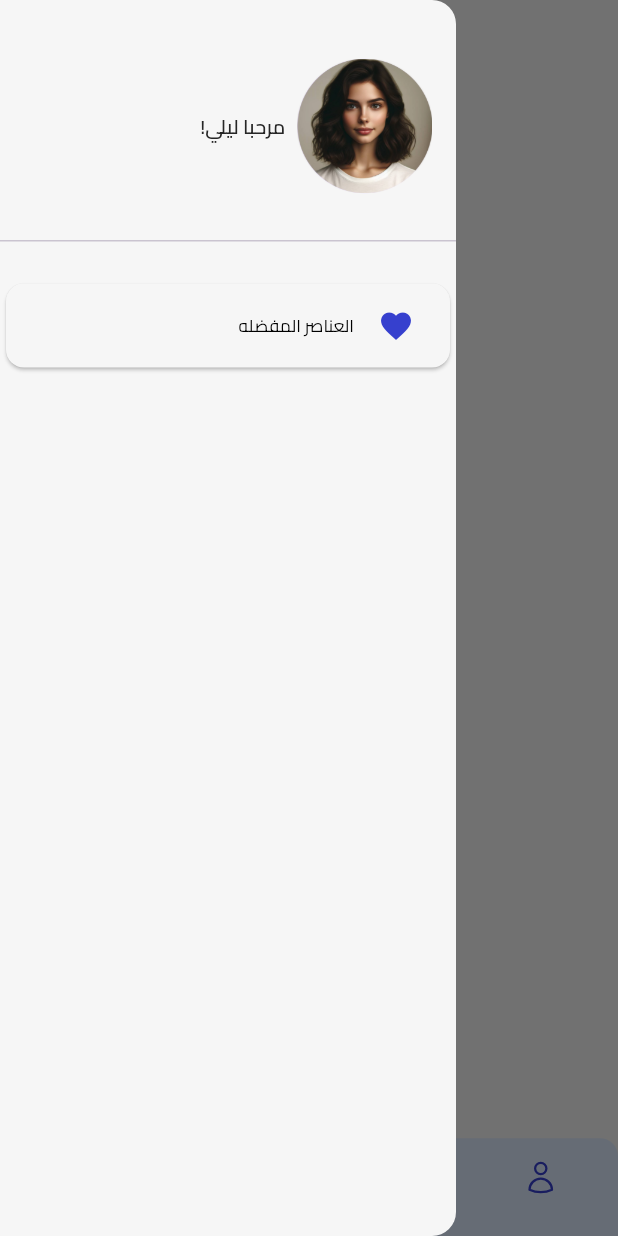
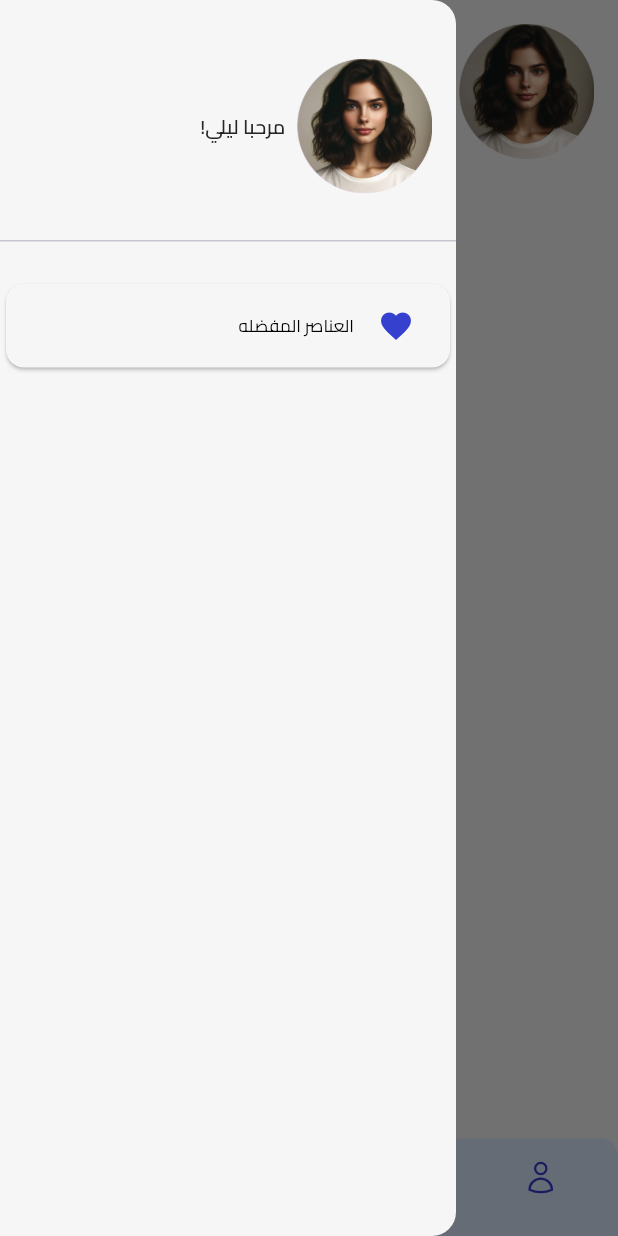
Before and after one commit to mohamedamr77/gradution_project, a Flutter app: the screen it shows after launch, item 2 of the bottom bar chosen, with the side drawer open, on a phone screen of 412 x 824 dp. Run offline on Flutter 3.47's test engine with Material 3 defaults, Android fonts, the phone set to English and light mode, and no system bars; our stand-ins replace bloc, equatable, flutter_bloc, flutter_svg, fluttertoast, image_picker and 4 more; project files that could hold a hidden picture were left out.

Commit message:
make header doctors screen

```diff
--- a/lib/features/home/presentation/view/widgets/header_home_section.dart
+++ b/lib/core/shared_widget/header_home_section.dart
@@ -7,8 +7,8 @@ import 'package:gradutionproject/core/utils/app_images.dart';
 import 'package:gradutionproject/core/utils/app_text.dart';
 import 'package:gradutionproject/core/utils/extentions/screen_size.dart';
 
-class HeaderHomeSection extends StatelessWidget {
-  const HeaderHomeSection({super.key});
+class HeaderBottomNavBarScreen extends StatelessWidget {
+  const HeaderBottomNavBarScreen({super.key});
 
   @override
   Widget build(BuildContext context) {
--- a/lib/features/doctors/presentation/view/doctors_screen.dart
+++ b/lib/features/doctors/presentation/view/doctors_screen.dart
@@ -6,8 +6,6 @@ class DoctorsScreen extends StatelessWidget {
 
   @override
   Widget build(BuildContext context) {
-    return const Scaffold(
-      body: DoctorsBody(),
-    );
+    return DoctorsBody();
   }
 }
--- a/lib/features/doctors/presentation/view/widgets/doctors_body.dart
+++ b/lib/features/doctors/presentation/view/widgets/doctors_body.dart
@@ -1,12 +1,24 @@
 import 'package:flutter/cupertino.dart';
+
+import '../../../../../core/shared_widget/header_home_section.dart';
 
 class DoctorsBody extends StatelessWidget {
   const DoctorsBody({super.key});
 
   @override
   Widget build(BuildContext context) {
-    return const Column(
+    return Padding(
+      padding: EdgeInsets.only(
+        top: 16,
+        left: 16,
+        right: 16,
+      ),
+      child: CustomScrollView(
+        slivers: [
+          SliverToBoxAdapter(child: HeaderBottomNavBarScreen()),
 
+        ],
+      ),
     );
   }
 }
--- a/lib/features/home/presentation/view/widgets/home_body.dart
+++ b/lib/features/home/presentation/view/widgets/home_body.dart
@@ -3,7 +3,7 @@ import 'package:gradutionproject/features/home/presentation/view/widgets/service
 import 'package:gradutionproject/features/home/presentation/view/widgets/time_lefts_section.dart';
 
 import 'feature_home_section.dart';
-import 'header_home_section.dart';
+import '../../../../../core/shared_widget/header_home_section.dart';
 
 class HomeBody extends StatelessWidget {
   const HomeBody({super.key});
@@ -18,7 +18,7 @@ class HomeBody extends StatelessWidget {
         ),
         child: CustomScrollView(
           slivers: [
-            SliverToBoxAdapter(child: HeaderHomeSection()),
+            SliverToBoxAdapter(child: HeaderBottomNavBarScreen()),
             SliverToBoxAdapter(
                 child: SizedBox(
               height: 16,
```
